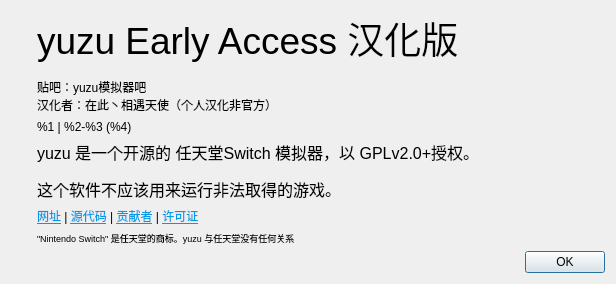
Above: src/yuzu/aboutdialog.ui from formylover/yuzu-early-access before the change. Below: the same form after it.
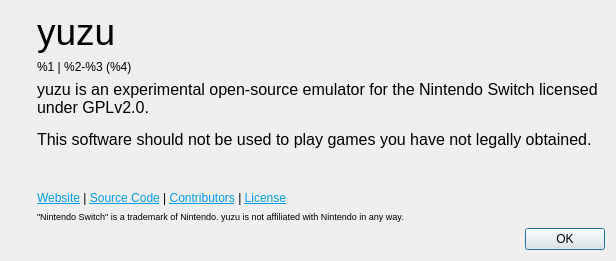
That is the form after the change. Icons and pictures are not drawn.

The edit to the form file:
```diff
--- a/src/yuzu/aboutdialog.ui
+++ b/src/yuzu/aboutdialog.ui
@@ -57,7 +57,7 @@
           </sizepolicy>
          </property>
          <property name="text">
-          <string>&lt;html&gt;&lt;head/&gt;&lt;body&gt;&lt;p&gt;&lt;span style=&quot; font-size:28pt;&quot;&gt;yuzu Early Access 汉化版&lt;/p&gt;贴吧：yuzu模拟器吧&lt;/body&gt;汉化者：在此丶相遇天使（个人汉化非官方）&lt;/html&gt;</string>
+          <string>&lt;html&gt;&lt;head/&gt;&lt;body&gt;&lt;p&gt;&lt;span style=&quot; font-size:28pt;&quot;&gt;yuzu&lt;/span&gt;&lt;/p&gt;&lt;/body&gt;&lt;/html&gt;</string>
          </property>
         </widget>
        </item>
@@ -87,9 +87,9 @@
 &lt;html&gt;&lt;head&gt;&lt;meta name=&quot;qrichtext&quot; content=&quot;1&quot; /&gt;&lt;style type=&quot;text/css&quot;&gt;
 p, li { white-space: pre-wrap; }
 &lt;/style&gt;&lt;/head&gt;&lt;body style=&quot; font-family:'Ubuntu'; font-size:11pt; font-weight:400; font-style:normal;&quot;&gt;
-&lt;p style=&quot; margin-top:0px; margin-bottom:0px; margin-left:0px; margin-right:0px; -qt-block-indent:0; text-indent:0px;&quot;&gt;&lt;span style=&quot; font-family:'MS Shell Dlg 2'; font-size:12pt;&quot;&gt;yuzu 是一个开源的 任天堂Switch 模拟器，以 GPLv2.0+授权。&lt;/span&gt;&lt;/p&gt;
+&lt;p style=&quot; margin-top:0px; margin-bottom:0px; margin-left:0px; margin-right:0px; -qt-block-indent:0; text-indent:0px;&quot;&gt;&lt;span style=&quot; font-family:'MS Shell Dlg 2'; font-size:12pt;&quot;&gt;yuzu is an experimental open-source emulator for the Nintendo Switch licensed under GPLv2.0.&lt;/span&gt;&lt;/p&gt;
 &lt;p style=&quot;-qt-paragraph-type:empty; margin-top:0px; margin-bottom:0px; margin-left:0px; margin-right:0px; -qt-block-indent:0; text-indent:0px; font-family:'MS Shell Dlg 2'; font-size:8pt;&quot;&gt;&lt;br /&gt;&lt;/p&gt;
-&lt;p style=&quot; margin-top:0px; margin-bottom:0px; margin-left:0px; margin-right:0px; -qt-block-indent:0; text-indent:0px;&quot;&gt;&lt;span style=&quot; font-family:'MS Shell Dlg 2'; font-size:12pt;&quot;&gt;这个软件不应该用来运行非法取得的游戏。&lt;/span&gt;&lt;/p&gt;&lt;/body&gt;&lt;/html&gt;</string>
+&lt;p style=&quot; margin-top:0px; margin-bottom:0px; margin-left:0px; margin-right:0px; -qt-block-indent:0; text-indent:0px;&quot;&gt;&lt;span style=&quot; font-family:'MS Shell Dlg 2'; font-size:12pt;&quot;&gt;This software should not be used to play games you have not legally obtained.&lt;/span&gt;&lt;/p&gt;&lt;/body&gt;&lt;/html&gt;</string>
          </property>
          <property name="alignment">
           <set>Qt::AlignLeading|Qt::AlignLeft|Qt::AlignVCenter</set>
@@ -115,7 +115,7 @@
        <item>
         <widget class="QLabel" name="labelLinks">
          <property name="text">
-          <string>&lt;html&gt;&lt;head/&gt;&lt;body&gt;&lt;p&gt;&lt;a href=&quot;https://yuzu-emu.org/&quot;&gt;&lt;span style=&quot; text-decoration: underline; color:#039be5;&quot;&gt;网址&lt;/span&gt;&lt;/a&gt; | &lt;a href=&quot;https://github.com/yuzu-emu&quot;&gt;&lt;span style=&quot; text-decoration: underline; color:#039be5;&quot;&gt;源代码&lt;/span&gt;&lt;/a&gt; | &lt;a href=&quot;https://github.com/yuzu-emu/yuzu/graphs/contributors&quot;&gt;&lt;span style=&quot; text-decoration: underline; color:#039be5;&quot;&gt;贡献者&lt;/span&gt;&lt;/a&gt; | &lt;a href=&quot;https://github.com/yuzu-emu/yuzu/blob/master/license.txt&quot;&gt;&lt;span style=&quot; text-decoration: underline; color:#039be5;&quot;&gt;许可证&lt;/span&gt;&lt;/a&gt;&lt;/p&gt;&lt;/body&gt;&lt;/html&gt;</string>
+          <string>&lt;html&gt;&lt;head/&gt;&lt;body&gt;&lt;p&gt;&lt;a href=&quot;https://yuzu-emu.org/&quot;&gt;&lt;span style=&quot; text-decoration: underline; color:#039be5;&quot;&gt;Website&lt;/span&gt;&lt;/a&gt; | &lt;a href=&quot;https://github.com/yuzu-emu&quot;&gt;&lt;span style=&quot; text-decoration: underline; color:#039be5;&quot;&gt;Source Code&lt;/span&gt;&lt;/a&gt; | &lt;a href=&quot;https://github.com/yuzu-emu/yuzu/graphs/contributors&quot;&gt;&lt;span style=&quot; text-decoration: underline; color:#039be5;&quot;&gt;Contributors&lt;/span&gt;&lt;/a&gt; | &lt;a href=&quot;https://github.com/yuzu-emu/yuzu/blob/master/license.txt&quot;&gt;&lt;span style=&quot; text-decoration: underline; color:#039be5;&quot;&gt;License&lt;/span&gt;&lt;/a&gt;&lt;/p&gt;&lt;/body&gt;&lt;/html&gt;</string>
          </property>
          <property name="openExternalLinks">
           <bool>true</bool>
@@ -131,7 +131,7 @@
           </sizepolicy>
          </property>
          <property name="text">
-          <string>&lt;html&gt;&lt;head/&gt;&lt;body&gt;&lt;p&gt;&lt;span style=&quot; font-size:7pt;&quot;&gt;&amp;quot;Nintendo Switch&amp;quot; 是任天堂的商标。yuzu 与任天堂没有任何关系&lt;/span&gt;&lt;/p&gt;&lt;/body&gt;&lt;/html&gt;</string>
+          <string>&lt;html&gt;&lt;head/&gt;&lt;body&gt;&lt;p&gt;&lt;span style=&quot; font-size:7pt;&quot;&gt;&amp;quot;Nintendo Switch&amp;quot; is a trademark of Nintendo. yuzu is not affiliated with Nintendo in any way.&lt;/span&gt;&lt;/p&gt;&lt;/body&gt;&lt;/html&gt;</string>
          </property>
         </widget>
        </item>
```
Left out of the diff: 2 changed lines with no effect on the pictures.
